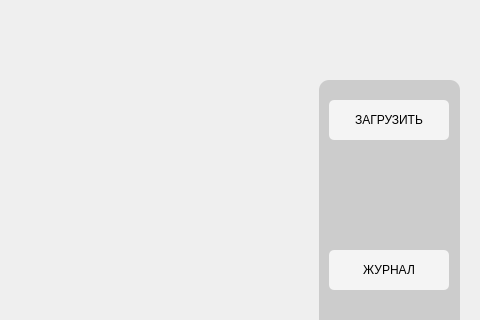
Qt form gui/ui/top.ui (kyrvvwfzhy-code/innovation_proposal_checking) before a commit; both pictures show x 621 to 1101 and y 0 to 320 of the 1101 by 701 pixel window.
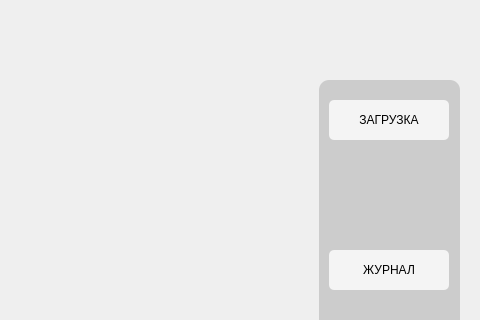
The same form after that commit.

```diff
--- a/gui/ui/top.ui
+++ b/gui/ui/top.ui
@@ -95,7 +95,7 @@
     </rect>
    </property>
    <property name="text">
-    <string>ЗАГРУЗИТЬ</string>
+    <string>ЗАГРУЗКА</string>
    </property>
    <property name="checkable">
     <bool>true</bool>
```
